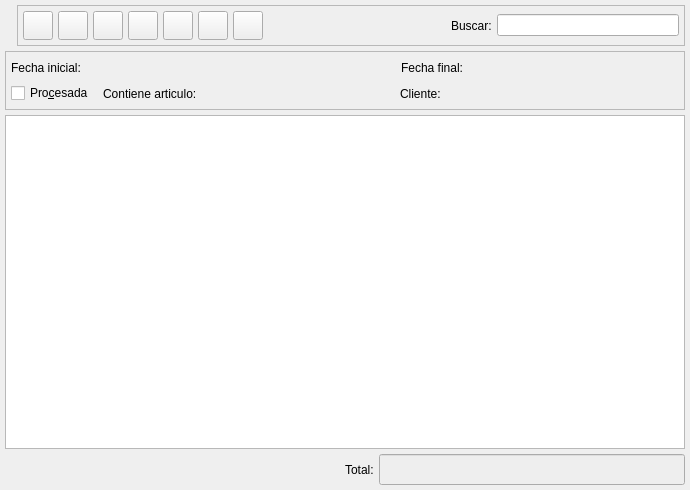
The window that bulmages/bulmafact/src/facturaslistbase.ui (eboladev/Bulmages-1) describes before a commit, drawn with Qt 5.
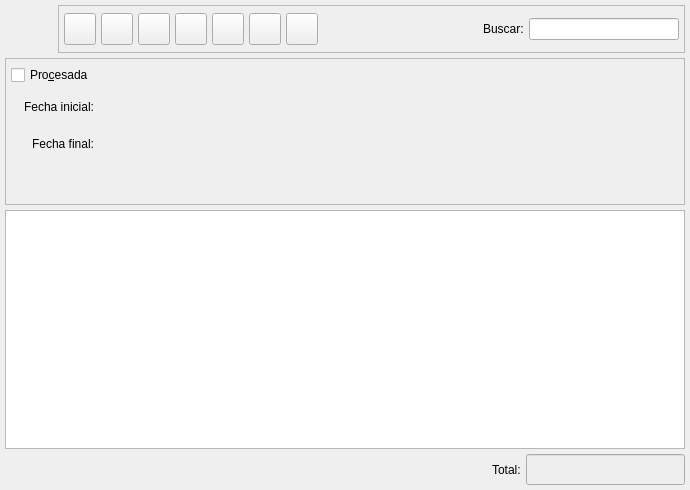
The same window after the commit. Icons and pictures are not drawn. Custom widgets are drawn as their Qt base class.

```diff
--- a/bulmages/bulmafact/src/facturaslistbase.ui
+++ b/bulmages/bulmafact/src/facturaslistbase.ui
@@ -19,272 +19,14 @@
   <property name="windowIcon" >
    <iconset resource="../../bulmages.qrc" >:/Bulmafact48x48/images/png/48x48/i_bulmages_ventas_facturas_listado.48x48.png</iconset>
   </property>
-  <layout class="QVBoxLayout" >
+  <layout class="QGridLayout" >
    <property name="margin" >
     <number>5</number>
    </property>
    <property name="spacing" >
     <number>5</number>
    </property>
-   <item>
-    <layout class="QHBoxLayout" >
-     <property name="margin" >
-      <number>0</number>
-     </property>
-     <property name="spacing" >
-      <number>5</number>
-     </property>
-     <item>
-      <widget class="QLabel" name="label" >
-       <property name="text" >
-        <string/>
-       </property>
-       <property name="pixmap" >
-        <pixmap resource="../../bulmages.qrc" >:/Bulmafact48x48/images/png/48x48/i_bulmages_ventas_facturas_listado.48x48.png</pixmap>
-       </property>
-      </widget>
-     </item>
-     <item>
-      <widget class="QFrame" name="m_botonera" >
-       <property name="frameShape" >
-        <enum>QFrame::StyledPanel</enum>
-       </property>
-       <property name="frameShadow" >
-        <enum>QFrame::Raised</enum>
-       </property>
-       <layout class="QHBoxLayout" >
-        <property name="margin" >
-         <number>5</number>
-        </property>
-        <property name="spacing" >
-         <number>5</number>
-        </property>
-        <item>
-         <widget class="QToolButton" name="mui_crear" >
-          <property name="toolTip" >
-           <string>Nueva factura</string>
-          </property>
-          <property name="whatsThis" >
-           <string>Nueva factura</string>
-          </property>
-          <property name="text" >
-           <string/>
-          </property>
-          <property name="icon" >
-           <iconset resource="../../bulmages.qrc" >:/Genericos32x32/images/png/i_fileNew.xpm</iconset>
-          </property>
-          <property name="iconSize" >
-           <size>
-            <width>22</width>
-            <height>22</height>
-           </size>
-          </property>
-          <property name="shortcut" >
-           <string>Ctrl+N</string>
-          </property>
-         </widget>
-        </item>
-        <item>
-         <widget class="QToolButton" name="mui_editar" >
-          <property name="toolTip" >
-           <string>Editar factura</string>
-          </property>
-          <property name="whatsThis" >
-           <string>Editar factura</string>
-          </property>
-          <property name="text" >
-           <string/>
-          </property>
-          <property name="icon" >
-           <iconset resource="../../bulmages.qrc" >:/Genericos32x32/images/png/i_edit.png</iconset>
-          </property>
-          <property name="iconSize" >
-           <size>
-            <width>22</width>
-            <height>22</height>
-           </size>
-          </property>
-          <property name="shortcut" >
-           <string>Ctrl+E</string>
-          </property>
-         </widget>
-        </item>
-        <item>
-         <widget class="QToolButton" name="mui_borrar" >
-          <property name="toolTip" >
-           <string>Borrar factura</string>
-          </property>
-          <property name="whatsThis" >
-           <string>Borrar factura</string>
-          </property>
-          <property name="text" >
-           <string/>
-          </property>
-          <property name="icon" >
-           <iconset resource="../../bulmages.qrc" >:/Genericos32x32/images/png/i_editDelete.png</iconset>
-          </property>
-          <property name="iconSize" >
-           <size>
-            <width>22</width>
-            <height>22</height>
-           </size>
-          </property>
-          <property name="shortcut" >
-           <string>Ctrl+D</string>
-          </property>
-         </widget>
-        </item>
-        <item>
-         <widget class="QToolButton" name="mui_imprimir" >
-          <property name="minimumSize" >
-           <size>
-            <width>0</width>
-            <height>0</height>
-           </size>
-          </property>
-          <property name="toolTip" >
-           <string>Imprimir listado</string>
-          </property>
-          <property name="whatsThis" >
-           <string>Imprimir listado</string>
-          </property>
-          <property name="text" >
-           <string/>
-          </property>
-          <property name="icon" >
-           <iconset resource="../../bulmages.qrc" >:/Genericos32x32/images/png/i_filePrint.xpm</iconset>
-          </property>
-          <property name="iconSize" >
-           <size>
-            <width>22</width>
-            <height>22</height>
-           </size>
-          </property>
-          <property name="shortcut" >
-           <string>Ctrl+P</string>
-          </property>
-         </widget>
-        </item>
-        <item>
-         <widget class="QToolButton" name="mui_filtrar" >
-          <property name="toolTip" >
-           <string>Filtrar facturas</string>
-          </property>
-          <property name="whatsThis" >
-           <string>Filtrar facturas</string>
-          </property>
-          <property name="text" >
-           <string/>
-          </property>
-          <property name="icon" >
-           <iconset resource="../../bulmages.qrc" >:/Genericos32x32/images/png/i_find.png</iconset>
-          </property>
-          <property name="iconSize" >
-           <size>
-            <width>22</width>
-            <height>22</height>
-           </size>
-          </property>
-          <property name="shortcut" >
-           <string>Ctrl+F</string>
-          </property>
-          <property name="checkable" >
-           <bool>true</bool>
-          </property>
-         </widget>
-        </item>
-        <item>
-         <widget class="QToolButton" name="mui_configurar" >
-          <property name="toolTip" >
-           <string>Configurar listado</string>
-          </property>
-          <property name="whatsThis" >
-           <string>Configurar listado</string>
-          </property>
-          <property name="text" >
-           <string/>
-          </property>
-          <property name="icon" >
-           <iconset resource="../../bulmages.qrc" >:/Genericos32x32/images/png/i_packageSettings.png</iconset>
-          </property>
-          <property name="iconSize" >
-           <size>
-            <width>22</width>
-            <height>22</height>
-           </size>
-          </property>
-          <property name="shortcut" >
-           <string>Ctrl+B</string>
-          </property>
-          <property name="checkable" >
-           <bool>true</bool>
-          </property>
-         </widget>
-        </item>
-        <item>
-         <widget class="QToolButton" name="mui_actualizar" >
-          <property name="toolTip" >
-           <string>Actualizar listado</string>
-          </property>
-          <property name="whatsThis" >
-           <string>Actualizar listado</string>
-          </property>
-          <property name="text" >
-           <string/>
-          </property>
-          <property name="icon" >
-           <iconset resource="../../bulmages.qrc" >:/Genericos32x32/images/png/i_reload.png</iconset>
-          </property>
-          <property name="iconSize" >
-           <size>
-            <width>22</width>
-            <height>22</height>
-           </size>
-          </property>
-          <property name="shortcut" >
-           <string>F5</string>
-          </property>
-         </widget>
-        </item>
-        <item>
-         <spacer>
-          <property name="orientation" >
-           <enum>Qt::Horizontal</enum>
-          </property>
-          <property name="sizeType" >
-           <enum>QSizePolicy::Expanding</enum>
-          </property>
-          <property name="sizeHint" >
-           <size>
-            <width>160</width>
-            <height>20</height>
-           </size>
-          </property>
-         </spacer>
-        </item>
-        <item>
-         <widget class="QLabel" name="textLabel1" >
-          <property name="text" >
-           <string>Buscar:</string>
-          </property>
-         </widget>
-        </item>
-        <item>
-         <widget class="QLineEdit" name="m_filtro" >
-          <property name="minimumSize" >
-           <size>
-            <width>100</width>
-            <height>0</height>
-           </size>
-          </property>
-         </widget>
-        </item>
-       </layout>
-      </widget>
-     </item>
-    </layout>
-   </item>
-   <item>
+   <item row="1" column="0" >
     <widget class="QFrame" name="m_busqueda" >
      <property name="frameShape" >
       <enum>QFrame::StyledPanel</enum>
@@ -292,198 +34,184 @@
      <property name="frameShadow" >
       <enum>QFrame::Raised</enum>
      </property>
-     <layout class="QVBoxLayout" >
+     <layout class="QGridLayout" >
       <property name="margin" >
        <number>5</number>
       </property>
       <property name="spacing" >
        <number>5</number>
       </property>
-      <item>
-       <layout class="QHBoxLayout" >
-        <property name="margin" >
-         <number>0</number>
+      <item row="3" column="0" >
+       <spacer>
+        <property name="orientation" >
+         <enum>Qt::Vertical</enum>
         </property>
-        <property name="spacing" >
-         <number>5</number>
+        <property name="sizeType" >
+         <enum>QSizePolicy::Preferred</enum>
         </property>
-        <item>
-         <widget class="QLabel" name="textLabel1_4" >
-          <property name="text" >
-           <string>Fecha inicial:</string>
-          </property>
-         </widget>
-        </item>
-        <item>
-         <widget class="BusquedaFecha" native="1" name="m_fechain" >
-          <property name="minimumSize" >
-           <size>
-            <width>150</width>
-            <height>0</height>
-           </size>
-          </property>
-         </widget>
-        </item>
-        <item>
-         <spacer>
-          <property name="orientation" >
-           <enum>Qt::Horizontal</enum>
-          </property>
-          <property name="sizeType" >
-           <enum>QSizePolicy::Expanding</enum>
-          </property>
-          <property name="sizeHint" >
-           <size>
-            <width>200</width>
-            <height>21</height>
-           </size>
-          </property>
-         </spacer>
-        </item>
-        <item>
-         <widget class="QLabel" name="textLabel1_4_2" >
-          <property name="text" >
-           <string>Fecha final:</string>
-          </property>
-         </widget>
-        </item>
-        <item>
-         <widget class="BusquedaFecha" native="1" name="m_fechafin" >
-          <property name="minimumSize" >
-           <size>
-            <width>150</width>
-            <height>0</height>
-           </size>
-          </property>
-         </widget>
-        </item>
-        <item>
-         <spacer>
-          <property name="orientation" >
-           <enum>Qt::Horizontal</enum>
-          </property>
-          <property name="sizeType" >
-           <enum>QSizePolicy::Expanding</enum>
-          </property>
-          <property name="sizeHint" >
-           <size>
-            <width>101</width>
-            <height>21</height>
-           </size>
-          </property>
-         </spacer>
-        </item>
-       </layout>
+        <property name="sizeHint" >
+         <size>
+          <width>20</width>
+          <height>40</height>
+         </size>
+        </property>
+       </spacer>
       </item>
-      <item>
-       <layout class="QHBoxLayout" >
+      <item row="3" column="1" >
+       <spacer>
+        <property name="orientation" >
+         <enum>Qt::Vertical</enum>
+        </property>
+        <property name="sizeType" >
+         <enum>QSizePolicy::Preferred</enum>
+        </property>
+        <property name="sizeHint" >
+         <size>
+          <width>20</width>
+          <height>40</height>
+         </size>
+        </property>
+       </spacer>
+      </item>
+      <item row="1" column="1" >
+       <widget class="BusquedaFecha" native="1" name="m_fechain" >
+        <property name="minimumSize" >
+         <size>
+          <width>150</width>
+          <height>0</height>
+         </size>
+        </property>
+        <property name="maximumSize" >
+         <size>
+          <width>200</width>
+          <height>16777215</height>
+         </size>
+        </property>
+       </widget>
+      </item>
+      <item row="0" column="1" >
+       <spacer>
+        <property name="orientation" >
+         <enum>Qt::Horizontal</enum>
+        </property>
+        <property name="sizeType" >
+         <enum>QSizePolicy::Preferred</enum>
+        </property>
+        <property name="sizeHint" >
+         <size>
+          <width>241</width>
+          <height>22</height>
+         </size>
+        </property>
+       </spacer>
+      </item>
+      <item row="2" column="1" >
+       <widget class="BusquedaFecha" native="1" name="m_fechafin" >
+        <property name="sizePolicy" >
+         <sizepolicy>
+          <hsizetype>4</hsizetype>
+          <vsizetype>5</vsizetype>
+          <horstretch>0</horstretch>
+          <verstretch>0</verstretch>
+         </sizepolicy>
+        </property>
+        <property name="minimumSize" >
+         <size>
+          <width>150</width>
+          <height>0</height>
+         </size>
+        </property>
+        <property name="maximumSize" >
+         <size>
+          <width>200</width>
+          <height>16777215</height>
+         </size>
+        </property>
+       </widget>
+      </item>
+      <item row="0" column="0" >
+       <widget class="QCheckBox" name="m_procesada" >
+        <property name="text" >
+         <string>Pro&amp;cesada</string>
+        </property>
+        <property name="shortcut" >
+         <string>Alt+C</string>
+        </property>
+       </widget>
+      </item>
+      <item row="1" column="0" >
+       <widget class="QLabel" name="textLabel1_4" >
+        <property name="text" >
+         <string>Fecha inicial:</string>
+        </property>
+        <property name="alignment" >
+         <set>Qt::AlignRight|Qt::AlignTrailing|Qt::AlignVCenter</set>
+        </property>
+       </widget>
+      </item>
+      <item row="2" column="0" >
+       <widget class="QLabel" name="textLabel1_4_2" >
+        <property name="text" >
+         <string>Fecha final:</string>
+        </property>
+        <property name="alignment" >
+         <set>Qt::AlignRight|Qt::AlignTrailing|Qt::AlignVCenter</set>
+        </property>
+       </widget>
+      </item>
+      <item rowspan="4" row="0" column="2" >
+       <layout class="QVBoxLayout" >
         <property name="margin" >
          <number>0</number>
         </property>
         <property name="spacing" >
          <number>5</number>
         </property>
-        <item>
-         <widget class="QCheckBox" name="m_procesada" >
-          <property name="text" >
-           <string>Pro&amp;cesada</string>
-          </property>
-          <property name="shortcut" >
-           <string>Alt+C</string>
-          </property>
-         </widget>
-        </item>
-        <item>
-         <spacer>
-          <property name="orientation" >
-           <enum>Qt::Horizontal</enum>
-          </property>
-          <property name="sizeType" >
-           <enum>QSizePolicy::Expanding</enum>
-          </property>
-          <property name="sizeHint" >
-           <size>
-            <width>41</width>
-            <height>21</height>
-           </size>
-          </property>
-         </spacer>
-        </item>
-        <item>
-         <widget class="QLabel" name="textLabel2" >
-          <property name="text" >
-           <string>Contiene articulo:</string>
-          </property>
-         </widget>
-        </item>
-        <item>
-         <widget class="BusquedaArticulo" native="1" name="m_articulo" >
-          <property name="minimumSize" >
-           <size>
-            <width>150</width>
-            <height>0</height>
-           </size>
-          </property>
-         </widget>
-        </item>
-        <item>
-         <spacer>
-          <property name="orientation" >
-           <enum>Qt::Horizontal</enum>
-          </property>
-          <property name="sizeType" >
-           <enum>QSizePolicy::Expanding</enum>
-          </property>
-          <property name="sizeHint" >
-           <size>
-            <width>81</width>
-            <height>21</height>
-           </size>
-          </property>
-         </spacer>
-        </item>
-        <item>
-         <widget class="QLabel" name="textLabel1_2" >
-          <property name="text" >
-           <string>Cliente:</string>
-          </property>
-         </widget>
-        </item>
         <item>
          <widget class="BusquedaCliente" native="1" name="m_cliente" >
+          <property name="sizePolicy" >
+           <sizepolicy>
+            <hsizetype>7</hsizetype>
+            <vsizetype>5</vsizetype>
+            <horstretch>0</horstretch>
+            <verstretch>0</verstretch>
+           </sizepolicy>
+          </property>
           <property name="minimumSize" >
            <size>
             <width>150</width>
-            <height>0</height>
+            <height>65</height>
            </size>
           </property>
          </widget>
         </item>
         <item>
-         <spacer>
-          <property name="orientation" >
-           <enum>Qt::Horizontal</enum>
+         <widget class="BusquedaArticulo" native="1" name="m_articulo" >
+          <property name="sizePolicy" >
+           <sizepolicy>
+            <hsizetype>7</hsizetype>
+            <vsizetype>5</vsizetype>
+            <horstretch>0</horstretch>
+            <verstretch>0</verstretch>
+           </sizepolicy>
           </property>
-          <property name="sizeType" >
-           <enum>QSizePolicy::Expanding</enum>
-          </property>
-          <property name="sizeHint" >
+          <property name="minimumSize" >
            <size>
-            <width>120</width>
-            <height>20</height>
+            <width>150</width>
+            <height>65</height>
            </size>
           </property>
-         </spacer>
+         </widget>
         </item>
        </layout>
       </item>
      </layout>
     </widget>
    </item>
-   <item>
+   <item row="2" column="0" >
     <widget class="FacturasListSubform" name="mui_list" />
    </item>
-   <item>
+   <item row="3" column="0" >
     <layout class="QHBoxLayout" >
      <property name="margin" >
       <number>0</number>
@@ -519,6 +247,20 @@
        <property name="enabled" >
         <bool>true</bool>
        </property>
+       <property name="sizePolicy" >
+        <sizepolicy>
+         <hsizetype>5</hsizetype>
+         <vsizetype>0</vsizetype>
+         <horstretch>0</horstretch>
+         <verstretch>0</verstretch>
+        </sizepolicy>
+       </property>
+       <property name="minimumSize" >
+        <size>
+         <width>150</width>
+         <height>0</height>
+        </size>
+       </property>
        <property name="palette" >
         <palette>
          <active>
@@ -577,10 +319,363 @@
      </item>
     </layout>
    </item>
+   <item row="0" column="0" >
+    <layout class="QHBoxLayout" >
+     <property name="margin" >
+      <number>0</number>
+     </property>
+     <property name="spacing" >
+      <number>5</number>
+     </property>
+     <item>
+      <widget class="QLabel" name="label" >
+       <property name="minimumSize" >
+        <size>
+         <width>48</width>
+         <height>48</height>
+        </size>
+       </property>
+       <property name="maximumSize" >
+        <size>
+         <width>48</width>
+         <height>48</height>
+        </size>
+       </property>
+       <property name="text" >
+        <string/>
+       </property>
+       <property name="pixmap" >
+        <pixmap resource="../../bulmages.qrc" >:/Bulmafact48x48/images/png/48x48/i_bulmages_ventas_facturas_listado.48x48.png</pixmap>
+       </property>
+      </widget>
+     </item>
+     <item>
+      <widget class="QFrame" name="m_botonera" >
+       <property name="frameShape" >
+        <enum>QFrame::StyledPanel</enum>
+       </property>
+       <property name="frameShadow" >
+        <enum>QFrame::Raised</enum>
+       </property>
+       <layout class="QHBoxLayout" >
+        <property name="margin" >
+         <number>5</number>
+        </property>
+        <property name="spacing" >
+         <number>5</number>
+        </property>
+        <item>
+         <widget class="QToolButton" name="mui_crear" >
+          <property name="minimumSize" >
+           <size>
+            <width>32</width>
+            <height>32</height>
+           </size>
+          </property>
+          <property name="maximumSize" >
+           <size>
+            <width>32</width>
+            <height>32</height>
+           </size>
+          </property>
+          <property name="toolTip" >
+           <string>Nueva factura</string>
+          </property>
+          <property name="whatsThis" >
+           <string>Nueva factura</string>
+          </property>
+          <property name="text" >
+           <string/>
+          </property>
+          <property name="icon" >
+           <iconset resource="../../bulmages.qrc" >:/Genericos32x32/images/png/i_fileNew.xpm</iconset>
+          </property>
+          <property name="iconSize" >
+           <size>
+            <width>32</width>
+            <height>32</height>
+           </size>
+          </property>
+          <property name="shortcut" >
+           <string>Ctrl+N</string>
+          </property>
+         </widget>
+        </item>
+        <item>
+         <widget class="QToolButton" name="mui_editar" >
+          <property name="minimumSize" >
+           <size>
+            <width>32</width>
+            <height>32</height>
+           </size>
+          </property>
+          <property name="maximumSize" >
+           <size>
+            <width>32</width>
+            <height>32</height>
+           </size>
+          </property>
+          <property name="toolTip" >
+           <string>Editar factura</string>
+          </property>
+          <property name="whatsThis" >
+           <string>Editar factura</string>
+          </property>
+          <property name="text" >
+           <string/>
+          </property>
+          <property name="icon" >
+           <iconset resource="../../bulmages.qrc" >:/Genericos32x32/images/png/i_edit.png</iconset>
+          </property>
+          <property name="iconSize" >
+           <size>
+            <width>32</width>
+            <height>32</height>
+           </size>
+          </property>
+          <property name="shortcut" >
+           <string>Ctrl+E</string>
+          </property>
+         </widget>
+        </item>
+        <item>
+         <widget class="QToolButton" name="mui_borrar" >
+          <property name="minimumSize" >
+           <size>
+            <width>32</width>
+            <height>32</height>
+           </size>
+          </property>
+          <property name="maximumSize" >
+           <size>
+            <width>32</width>
+            <height>32</height>
+           </size>
+          </property>
+          <property name="toolTip" >
+           <string>Borrar factura</string>
+          </property>
+          <property name="whatsThis" >
+           <string>Borrar factura</string>
+          </property>
+          <property name="text" >
+           <string/>
+          </property>
+          <property name="icon" >
+           <iconset resource="../../bulmages.qrc" >:/Genericos32x32/images/png/i_editDelete.png</iconset>
+          </property>
+          <property name="iconSize" >
+           <size>
+            <width>32</width>
+            <height>32</height>
+           </size>
+          </property>
+          <property name="shortcut" >
+           <string>Ctrl+D</string>
+          </property>
+         </widget>
+        </item>
+        <item>
+         <widget class="QToolButton" name="mui_imprimir" >
+          <property name="minimumSize" >
+           <size>
+            <width>32</width>
+            <height>32</height>
+           </size>
+          </property>
+          <property name="maximumSize" >
+           <size>
+            <width>32</width>
+            <height>32</height>
+           </size>
+          </property>
+          <property name="toolTip" >
+           <string>Imprimir listado</string>
+          </property>
+          <property name="whatsThis" >
+           <string>Imprimir listado</string>
+          </property>
+          <property name="text" >
+           <string/>
+          </property>
+          <property name="icon" >
+           <iconset resource="../../bulmages.qrc" >:/Genericos32x32/images/png/i_filePrint.xpm</iconset>
+          </property>
+          <property name="iconSize" >
+           <size>
+            <width>32</width>
+            <height>32</height>
+           </size>
+          </property>
+          <property name="shortcut" >
+           <string>Ctrl+P</string>
+          </property>
+         </widget>
+        </item>
+        <item>
+         <widget class="QToolButton" name="mui_filtrar" >
+          <property name="minimumSize" >
+           <size>
+            <width>32</width>
+            <height>32</height>
+           </size>
+          </property>
+          <property name="maximumSize" >
+           <size>
+            <width>32</width>
+            <height>32</height>
+           </size>
+          </property>
+          <property name="toolTip" >
+           <string>Filtrar facturas</string>
+          </property>
+          <property name="whatsThis" >
+           <string>Filtrar facturas</string>
+          </property>
+          <property name="text" >
+           <string/>
+          </property>
+          <property name="icon" >
+           <iconset resource="../../bulmages.qrc" >:/Genericos32x32/images/png/i_find.png</iconset>
+          </property>
+          <property name="iconSize" >
+           <size>
+            <width>32</width>
+            <height>32</height>
+           </size>
+          </property>
+          <property name="shortcut" >
+           <string>Ctrl+F</string>
+          </property>
+          <property name="checkable" >
+           <bool>true</bool>
+          </property>
+         </widget>
+        </item>
+        <item>
+         <widget class="QToolButton" name="mui_configurar" >
+          <property name="minimumSize" >
+           <size>
+            <width>32</width>
+            <height>32</height>
+           </size>
+          </property>
+          <property name="maximumSize" >
+           <size>
+            <width>32</width>
+            <height>32</height>
+           </size>
+          </property>
+          <property name="toolTip" >
+           <string>Configurar listado</string>
+          </property>
+          <property name="whatsThis" >
+           <string>Configurar listado</string>
+          </property>
+          <property name="text" >
+           <string/>
+          </property>
+          <property name="icon" >
+           <iconset resource="../../bulmages.qrc" >:/Genericos32x32/images/png/i_packageSettings.png</iconset>
+          </property>
+          <property name="iconSize" >
+           <size>
+            <width>32</width>
+            <height>32</height>
+           </size>
+          </property>
+          <property name="shortcut" >
+           <string>Ctrl+B</string>
+          </property>
+          <property name="checkable" >
+           <bool>true</bool>
+          </property>
+         </widget>
+        </item>
+        <item>
+         <widget class="QToolButton" name="mui_actualizar" >
+          <property name="minimumSize" >
+           <size>
+            <width>32</width>
+            <height>32</height>
+           </size>
+          </property>
+          <property name="maximumSize" >
+           <size>
+            <width>32</width>
+            <height>32</height>
+           </size>
+          </property>
+          <property name="toolTip" >
+           <string>Actualizar listado</string>
+          </property>
+          <property name="whatsThis" >
+           <string>Actualizar listado</string>
+          </property>
+          <property name="text" >
+           <string/>
+          </property>
+          <property name="icon" >
+           <iconset resource="../../bulmages.qrc" >:/Genericos32x32/images/png/i_reload.png</iconset>
+          </property>
+          <property name="iconSize" >
+           <size>
+            <width>32</width>
+            <height>32</height>
+           </size>
+          </property>
+          <property name="shortcut" >
+           <string>F5</string>
+          </property>
+         </widget>
+        </item>
+        <item>
+         <spacer>
+          <property name="orientation" >
+           <enum>Qt::Horizontal</enum>
+          </property>
+          <property name="sizeType" >
+           <enum>QSizePolicy::Expanding</enum>
+          </property>
+          <property name="sizeHint" >
+           <size>
+            <width>160</width>
+            <height>20</height>
+           </size>
+          </property>
+         </spacer>
+        </item>
+        <item>
+         <widget class="QLabel" name="textLabel1" >
+          <property name="text" >
+           <string>Buscar:</string>
+          </property>
+         </widget>
+        </item>
+        <item>
+         <widget class="QLineEdit" name="m_filtro" >
+          <property name="minimumSize" >
+           <size>
+            <width>100</width>
+            <height>0</height>
+           </size>
+          </property>
+         </widget>
+        </item>
+       </layout>
+      </widget>
+     </item>
+    </layout>
+   </item>
   </layout>
  </widget>
  <layoutdefault spacing="3" margin="5" />
  <customwidgets>
+  <customwidget>
+   <class>BusquedaArticulo</class>
+   <extends>QWidget</extends>
+   <header>busquedaarticulo.h</header>
+  </customwidget>
   <customwidget>
    <class>BusquedaCliente</class>
    <extends>QWidget</extends>
@@ -596,11 +691,6 @@
    <extends>QWidget</extends>
    <header>../../../bulmalib/busquedafecha.h</header>
   </customwidget>
-  <customwidget>
-   <class>BusquedaArticulo</class>
-   <extends>QWidget</extends>
-   <header>busquedaarticulo.h</header>
-  </customwidget>
  </customwidgets>
  <resources>
   <include location="../../bulmages.qrc" />
```
